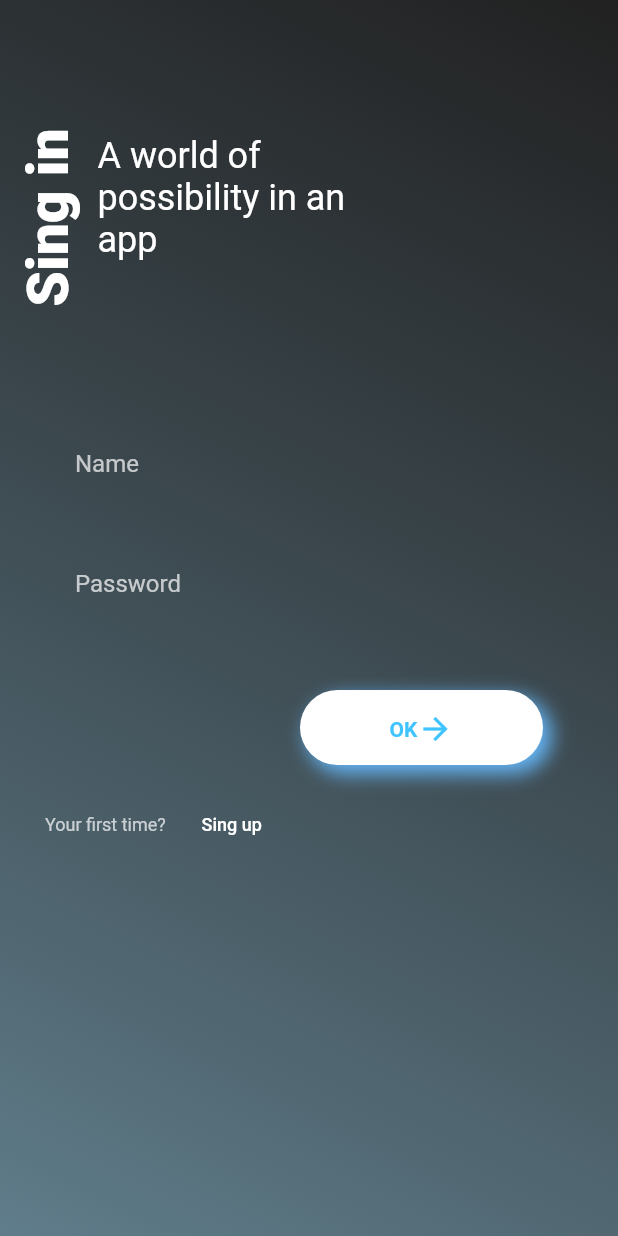
After one commit to sloboguerreron/FlutterPhotoboard, a Flutter app: the screen it shows after launch, after a tap on "Ingresar", on a phone screen of 412 x 824 dp. The commit adds this screen. Run offline on Flutter 3.47's test engine with Material 2 defaults, Android fonts, the phone set to English and light mode, and no system bars; our stand-ins replace avatar_glow, table_calendar; network calls fail.

Commit message:
Login Integration

```diff
--- /dev/null
+++ b/lib/delayed_animation.dart
@@ -0,0 +1,58 @@
+import 'dart:async';
+
+import 'package:flutter/cupertino.dart';
+
+class DelayedAnimation extends StatefulWidget{
+  final Widget child;
+  final int delay;
+
+  DelayedAnimation({@required this.child, this.delay});
+
+  @override
+  _DelayedAnimationState createState() => _DelayedAnimationState();
+}
+
+class _DelayedAnimationState extends State<DelayedAnimation> with TickerProviderStateMixin{
+
+    AnimationController _controller;
+    Animation<Offset> _animOffset;
+
+    @override
+  void initState() {
+    super.initState();
+
+    _controller =
+        AnimationController(vsync: this, duration: Duration(milliseconds: 800));
+    final curve =
+        CurvedAnimation(curve: Curves.decelerate, parent: _controller);
+    _animOffset =
+        Tween<Offset>(begin: const Offset(0.0, 0.35), end: Offset.zero)
+            .animate(curve);
+
+    if (widget.delay == null) {
+      _controller.forward();
+    } else {
+      Timer(Duration(milliseconds: widget.delay), () {
+        _controller.forward();
+      });
+    }
+  }
+
+  @override
+  void dispose() {
+    super.dispose();
+    _controller.dispose();
+  }
+
+  @override
+  Widget build(BuildContext context) {
+    return FadeTransition(
+      child: SlideTransition(
+        position: _animOffset,
+        child: widget.child,
+      ),
+      opacity: _controller,
+    );
+  }
+
+}
--- /dev/null
+++ b/lib/login.dart
@@ -0,0 +1,46 @@
+import 'package:flutter/material.dart';
+import 'package:ejemplo_construccion/widget/button.dart';
+import 'package:ejemplo_construccion/widget/first.dart';
+import 'package:ejemplo_construccion/widget/forgot.dart';
+import 'package:ejemplo_construccion/widget/inputEmail.dart';
+import 'package:ejemplo_construccion/widget/password.dart';
+import 'package:ejemplo_construccion/widget/textLogin.dart';
+import 'package:ejemplo_construccion/widget/verticalText.dart';
+
+
+class LoginPage extends StatefulWidget {
+  @override
+  _LoginPageState createState() => _LoginPageState();
+}
+
+class _LoginPageState extends State<LoginPage> {
+  @override
+  Widget build(BuildContext context) {
+    return Scaffold(
+      body: Container(
+        decoration: BoxDecoration(
+          gradient: LinearGradient(
+              begin: Alignment.topRight,
+              end: Alignment.bottomLeft,
+              colors: [Colors.black87, Colors.blueGrey]),
+        ),
+        child: ListView(
+          children: <Widget>[
+            Column(
+              children: <Widget>[
+                Row(children: <Widget>[
+                  VerticalText(),
+                  TextLogin(),
+                ]),
+                InputEmail(),
+                PasswordInput(),
+                ButtonLogin(),
+                FirstTime(),
+              ],
+            ),
+          ],
+        ),
+      ),
+    );
+  }
+}
--- a/lib/main.dart
+++ b/lib/main.dart
@@ -1,98 +1,222 @@
-import 'package:ejemplo_construccion/pages/calls.dart';
-import 'package:ejemplo_construccion/pages/chats.dart';
+import 'package:avatar_glow/avatar_glow.dart';
 import 'package:flutter/material.dart';
+import 'package:flutter/services.dart';
+import 'package:ejemplo_construccion/delayed_animation.dart';
+import 'package:ejemplo_construccion/login.dart';
+
+
+void main() {
+  WidgetsFlutterBinding.ensureInitialized();
+  SystemChrome.setEnabledSystemUIOverlays([]);
+  runApp(MaterialApp(
+    title: "PhotoBoard",
+    home: MyApp()
+  ));
+}
+
+class MyApp extends StatefulWidget {
+  @override
+  _MyAppState createState() => _MyAppState();
+}
 
 
 
-void main() => runApp(MyApp());
-
-class MyApp extends StatelessWidget {
-  // This widget is the root of your application.
-  @override
-  Widget build(BuildContext context) {
-    return MaterialApp(
-      title: 'Flutter Demo',
-      theme: ThemeData(
-          primarySwatch: Colors.blue,
-          primaryColor: Colors.cyan[900],
-          primaryColorDark: Colors.cyan[900],
-          accentColor: Colors.cyan[900]),
-      home: MyHomePage(title: 'PhotoBoard'),
-    );
-  }
-}
-
-class MyHomePage extends StatefulWidget {
-  MyHomePage({Key key, this.title}) : super(key: key);
-  final String title;
-
-  @override
-  _MyHomePageState createState() => _MyHomePageState();
-}
-
-class _MyHomePageState extends State<MyHomePage>
-    with SingleTickerProviderStateMixin {
-  int _counter = 0;
-  int _currentPage = 0;
-
-  TabController _tabController;
+class _MyAppState extends State<MyApp> with SingleTickerProviderStateMixin {
+  final int delayedAmount = 500;
+  double _scale;
+  AnimationController _controller;
   @override
   void initState() {
+    _controller = AnimationController(
+      vsync: this,
+      duration: Duration(
+        milliseconds: 200,
+      ),
+      lowerBound: 0.0,
+      upperBound: 0.1,
+    )..addListener(() {
+        setState(() {});
+      });
     super.initState();
-    _tabController = TabController(vsync: this, length: 2,initialIndex: 0);
-  }
-
-
-  void _changePage(int index) {
-    setState(() {
-      _currentPage = index;
-    });
-  }
-
-  void _incrementCounter() {
-    setState(() {
-      _counter++;
-    });
   }
 
   @override
   Widget build(BuildContext context) {
-    return Scaffold(
-      appBar: AppBar(
-        title: Text(widget.title),
-        elevation: 0.5,
-        bottom: TabBar(
-          indicatorColor: Colors.white,
-          controller: _tabController,
-          tabs: <Widget>[
-          Tab(text: 'Calendario'),
-          Tab(text: 'Materias',)
-        ],),
-      ),
-      /*
-      bottomNavigationBar: BottomNavigationBar(
-        onTap: _changePage,
-        currentIndex: _currentPage,
-        items: <BottomNavigationBarItem>[
-          BottomNavigationBarItem(
-              icon: Icon(Icons.fast_rewind), title: Text('Retroceder')),
-          BottomNavigationBarItem(
-              icon: Icon(Icons.extension), title: Text('Funcionalidades')),
-          BottomNavigationBarItem(
-              icon: Icon(Icons.face), title: Text('Usuarios')),
-        ],
-      ),*/
-      body: TabBarView(
-        controller: _tabController,
-        children: <Widget>[CallPage(), ChatPage()],
-      ),
-      floatingActionButtonLocation: FloatingActionButtonLocation.centerFloat,
-      floatingActionButton: FloatingActionButton(
-        onPressed: _incrementCounter,
-        tooltip: 'Increment',
-        child: Icon(Icons.camera, color: Colors.white),
-
-      ), // This trailing comma makes auto-formatting nicer for build methods.
+    final color = Colors.white;
+    _scale = 1 - _controller.value;
+    return MaterialApp(
+      debugShowCheckedModeBanner: false,
+      home: Scaffold(
+          body: Container(
+            decoration: BoxDecoration(
+              gradient: LinearGradient(
+              begin: Alignment.topRight,
+              end: Alignment.bottomLeft,
+              colors: [Colors.black87, Colors.blueGrey]),
+            ),
+            child: ListView(
+              children: <Widget>[
+                Center(
+                child:Column(
+                children: <Widget>[
+                 AvatarGlow(
+                  endRadius: 90,
+                  duration: Duration(seconds: 2),
+                  glowColor: Colors.white24,
+                  repeat: true,
+                  repeatPauseDuration: Duration(seconds: 2),
+                  startDelay: Duration(seconds: 1),
+                  child: Material(
+                      elevation: 8.0,
+                      shape: CircleBorder(),
+                      child: CircleAvatar(
+                        backgroundColor: Colors.grey[100],
+                        child: FlutterLogo(
+                          size: 50.0,
+                        ),
+                        radius: 50.0,
+                      )),
+                ),
+                DelayedAnimation(
+                  child: Text(
+                    "Bienvenido a",
+                    style: TextStyle(
+                        fontWeight: FontWeight.bold,
+                        fontSize: 35.0,
+                        color: color),
+                  ),
+                  delay: delayedAmount + 1000,
+                ),
+                DelayedAnimation(
+                  child: Text(
+                    "PhotoBoard",
+                    style: TextStyle(
+                        fontWeight: FontWeight.bold,
+                        fontSize: 35.0,
+                        color: color),
+                  ),
+                  delay: delayedAmount + 2000,
+                ),
+                SizedBox(
+                  height: 30.0,
+                ),
+                SizedBox(
+                  height: 100.0,
+                ),
+                DelayedAnimation(
+                child: GestureDetector(
+                  onTapDown: _onTapDown,
+                  onTapUp: _onTapUp,
+                  child: Transform.scale(
+                    scale: _scale,
+                    child: _loginButtonUI,
+                  ),
+                ),
+                delay: delayedAmount + 4000,
+              ),
+              SizedBox(height: 50.0,),
+                DelayedAnimation(
+                child: GestureDetector(
+                  onTapDown: _onTapDown,
+                  onTapUp: _onTapUp,
+                  child: Transform.scale(
+                    scale: _scale,
+                    child: _registerButtonUI,
+                  ),
+                ),
+                delay: delayedAmount + 4000,
+              ),
+                ]
+                ),
+                )
+              ],
+            ),
+          )
+          ),
     );
   }
+
+  Widget get _loginButtonUI => Container(
+        height: 60,
+        width: 270,
+        decoration: BoxDecoration(
+          boxShadow: [
+            BoxShadow(
+              color: Colors.blue[300],
+              blurRadius: 10.0, // has the effect of softening the shadow
+              spreadRadius: 1.0, // has the effect of extending the shadow
+              offset: Offset(
+                5.0, // horizontal, move right 10
+                5.0, // vertical, move down 10
+              ),
+            ),
+          ],
+          color: Colors.white,
+          borderRadius: BorderRadius.circular(30),
+        ),
+        child: RaisedButton(
+          onPressed: () {
+            Navigator.of(context).push(
+              MaterialPageRoute<void>(
+                builder: (BuildContext context) => LoginPage()
+              )
+            );
+          },
+          shape: new RoundedRectangleBorder(borderRadius: new BorderRadius.circular(30.0)),
+          child: const Text(
+            'Ingresar',
+            style: TextStyle(
+                  color: Colors.lightBlueAccent,
+                  fontSize: 14,
+                  fontWeight: FontWeight.w700,
+                ),
+          ),
+        ),
+      );
+
+    Widget get _registerButtonUI => Container(
+        height: 60,
+        width: 270,
+         decoration: BoxDecoration(
+          boxShadow: [
+            BoxShadow(
+              color: Colors.blue[300],
+              blurRadius: 10.0, // has the effect of softening the shadow
+              spreadRadius: 1.0, // has the effect of extending the shadow
+              offset: Offset(
+                5.0, // horizontal, move right 10
+                5.0, // vertical, move down 10
+              ),
+            ),
+          ],
+          color: Colors.white,
+          borderRadius: BorderRadius.circular(30),
+        ),
+        child: RaisedButton(
+          onPressed: () {
+            Navigator.of(context).push(
+              MaterialPageRoute<void>(
+                builder: (BuildContext context) => LoginPage()
+              )
+            );
+          },
+          shape: new RoundedRectangleBorder(borderRadius: new BorderRadius.circular(30.0)),
+          child: const Text(
+            'Registrarse',
+            style: TextStyle(
+                  color: Colors.lightBlueAccent,
+                  fontSize: 14,
+                  fontWeight: FontWeight.w700,
+                ),
+          ),
+        ),
+      );
+
+  void _onTapDown(TapDownDetails details) {
+    _controller.forward();
+  }
+
+  void _onTapUp(TapUpDetails details) {
+    _controller.reverse();
+  }
 }
--- /dev/null
+++ b/lib/principal.dart
@@ -0,0 +1,85 @@
+import 'package:ejemplo_construccion/pages/calls.dart';
+import 'package:ejemplo_construccion/pages/chats.dart';
+import 'package:flutter/material.dart';
+
+
+
+
+
+class PrincipalPage extends StatelessWidget {
+  // This widget is the root of your application.
+  @override
+  Widget build(BuildContext context) {
+    return MaterialApp(
+      title: 'Flutter Demo',
+      theme: ThemeData(
+          primarySwatch: Colors.blue,
+          primaryColor: Colors.cyan[900],
+          primaryColorDark: Colors.cyan[900],
+          accentColor: Colors.cyan[900]),
+      home: MyHomePage(title: 'PhotoBoard'),
+    );
+  }
+}
+
+class MyHomePage extends StatefulWidget {
+  MyHomePage({Key key, this.title}) : super(key: key);
+  final String title;
+
+  @override
+  _MyHomePageState createState() => _MyHomePageState();
+}
+
+class _MyHomePageState extends State<MyHomePage>
+    with SingleTickerProviderStateMixin {
+  int _counter = 0;
+  int _currentPage = 0;
+
+  TabController _tabController;
+  @override
+  void initState() {
+    super.initState();
+    _tabController = TabController(vsync: this, length: 2,initialIndex: 0);
+  }
+
+
+  void _changePage(int index) {
+    setState(() {
+      _currentPage = index;
+    });
+  }
+
+  void _incrementCounter() {
+    setState(() {
+      _counter++;
+    });
+  }
+
+  @override
+  Widget build(BuildContext context) {
+    return Scaffold(
+      appBar: AppBar(
+        title: Text(widget.title),
+        elevation: 0.5,
+        bottom: TabBar(
+          indicatorColor: Colors.white,
+          controller: _tabController,
+          tabs: <Widget>[
+          Tab(text: 'Calendario'),
+          Tab(text: 'Materias',)
+        ],),
+      ),
+      body: TabBarView(
+        controller: _tabController,
+        children: <Widget>[CallPage(), ChatPage()],
+      ),
+      floatingActionButtonLocation: FloatingActionButtonLocation.centerFloat,
+      floatingActionButton: FloatingActionButton(
+        onPressed: _incrementCounter,
+        tooltip: 'Increment',
+        child: Icon(Icons.camera, color: Colors.white),
+
+      ),
+    );
+  }
+}
--- /dev/null
+++ b/lib/widget/button.dart
@@ -0,0 +1,62 @@
+import 'package:flutter/material.dart';
+import 'package:ejemplo_construccion/principal.dart';
+
+class ButtonLogin extends StatefulWidget {
+  @override
+  _ButtonLoginState createState() => _ButtonLoginState();
+}
+
+class _ButtonLoginState extends State<ButtonLogin> {
+  @override
+  Widget build(BuildContext context) {
+    return Padding(
+      padding: const EdgeInsets.only(top: 40, right: 50, left: 200),
+      child: Container(
+        alignment: Alignment.bottomRight,
+        height: 50,
+        width: MediaQuery.of(context).size.width,
+        decoration: BoxDecoration(
+          boxShadow: [
+            BoxShadow(
+              color: Colors.blue[300],
+              blurRadius: 10.0, // has the effect of softening the shadow
+              spreadRadius: 1.0, // has the effect of extending the shadow
+              offset: Offset(
+                5.0, // horizontal, move right 10
+                5.0, // vertical, move down 10
+              ),
+            ),
+          ],
+          color: Colors.white,
+          borderRadius: BorderRadius.circular(30),
+        ),
+        child: FlatButton(
+          onPressed: () {
+            Navigator.of(context).push(
+              MaterialPageRoute<void>(
+                builder: (BuildContext context) => PrincipalPage()
+              )
+            );
+          },
+          child: Row(
+            mainAxisAlignment: MainAxisAlignment.center,
+            children: <Widget>[
+              Text(
+                'OK',
+                style: TextStyle(
+                  color: Colors.lightBlueAccent,
+                  fontSize: 14,
+                  fontWeight: FontWeight.w700,
+                ),
+              ),
+              Icon(
+                Icons.arrow_forward,
+                color: Colors.lightBlueAccent,
+              ),
+            ],
+          ),
+        ),
+      ),
+    );
+  }
+}
--- /dev/null
+++ b/lib/widget/first.dart
@@ -0,0 +1,47 @@
+import 'package:flutter/material.dart';
+//import 'package:login_minimalist/pages/newuser.page.dart';
+
+class FirstTime extends StatefulWidget {
+  @override
+  _FirstTimeState createState() => _FirstTimeState();
+}
+
+class _FirstTimeState extends State<FirstTime> {
+  @override
+  Widget build(BuildContext context) {
+    return Padding(
+      padding: const EdgeInsets.only(top: 30, left: 30),
+      child: Container(
+        alignment: Alignment.topRight,
+        //color: Colors.red,
+        height: 20,
+        child: Row(
+          children: <Widget>[
+            Text(
+              'Your first time?',
+              style: TextStyle(
+                fontSize: 12,
+                color: Colors.white70,
+              ),
+            ),
+            FlatButton(
+              padding: EdgeInsets.all(0),
+              onPressed: () {
+                /*Navigator.push(context,
+                    MaterialPageRoute(builder: (context) => NewUser()));*/
+              },
+              child: Text(
+                'Sing up',
+                style: TextStyle(
+                  fontSize: 12,
+                  color: Colors.white,
+                ),
+                textAlign: TextAlign.right,
+              ),
+            ),
+          ],
+        ),
+      ),
+    );
+  }
+}
--- /dev/null
+++ b/lib/widget/forgot.dart
@@ -0,0 +1,29 @@
+import 'package:flutter/material.dart';
+
+class Forgot extends StatefulWidget {
+  @override
+  _ForgotState createState() => _ForgotState();
+}
+
+class _ForgotState extends State<Forgot> {
+  @override
+  Widget build(BuildContext context) {
+    return Padding(
+      padding: const EdgeInsets.only(top: 30, left: 50, right: 50),
+      child: Container(
+        alignment: Alignment.topRight,
+        height: 20,
+        child: FlatButton(
+          onPressed: (){},
+          child: Text(
+            'Forgot Password?',
+            style: TextStyle(
+              color: Colors.white,
+            ),
+            textAlign: TextAlign.right,
+          ),
+        ),
+      ),
+    );
+  }
+}
--- /dev/null
+++ b/lib/widget/inputEmail.dart
@@ -0,0 +1,32 @@
+import 'package:flutter/material.dart';
+
+class InputEmail extends StatefulWidget {
+  @override
+  _InputEmailState createState() => _InputEmailState();
+}
+
+class _InputEmailState extends State<InputEmail> {
+  @override
+  Widget build(BuildContext context) {
+    return Padding(
+      padding: const EdgeInsets.only(top: 50, left: 50, right: 50),
+      child: Container(
+        height: 60,
+        width: MediaQuery.of(context).size.width,
+        child: TextField(
+          style: TextStyle(
+            color: Colors.white,
+          ),
+          decoration: InputDecoration(
+            border: InputBorder.none,
+            fillColor: Colors.lightBlueAccent,
+            labelText: 'Name',
+            labelStyle: TextStyle(
+              color: Colors.white70,
+            ),
+          ),
+        ),
+      ),
+    );
+  }
+}
--- /dev/null
+++ b/lib/widget/password.dart
@@ -0,0 +1,32 @@
+import 'package:flutter/material.dart';
+
+class PasswordInput extends StatefulWidget {
+  @override
+  _PasswordInputState createState() => _PasswordInputState();
+}
+
+class _PasswordInputState extends State<PasswordInput> {
+  @override
+  Widget build(BuildContext context) {
+    return Padding(
+      padding: const EdgeInsets.only(top: 20, left: 50, right: 50),
+      child: Container(
+        height: 60,
+        width: MediaQuery.of(context).size.width,
+        child: TextField(
+          style: TextStyle(
+            color: Colors.white,
+          ),
+          obscureText: true,
+          decoration: InputDecoration(
+            border: InputBorder.none,
+            labelText: 'Password',
+            labelStyle: TextStyle(
+              color: Colors.white70,
+            ),
+          ),
+        ),
+      ),
+    );
+  }
+}
--- /dev/null
+++ b/lib/widget/textLogin.dart
@@ -0,0 +1,36 @@
+import 'package:flutter/material.dart';
+
+class TextLogin extends StatefulWidget {
+  @override
+  _TextLoginState createState() => _TextLoginState();
+}
+
+class _TextLoginState extends State<TextLogin> {
+  @override
+  Widget build(BuildContext context) {
+    return Padding(
+      padding: const EdgeInsets.only(top: 30.0, left: 10.0),
+      child: Container(
+        //color: Colors.green,
+        height: 200,
+        width: 200,
+        child: Column(
+          children: <Widget>[
+            Container(
+              height: 60,
+            ),
+            Center(
+              child: Text(
+                'A world of possibility in an app',
+                style: TextStyle(
+                  fontSize: 24,
+                  color: Colors.white,
+                ),
+              ),
+            ),
+          ],
+        ),
+      ),
+    );
+  }
+}
--- /dev/null
+++ b/lib/widget/verticalText.dart
@@ -0,0 +1,25 @@
+import 'package:flutter/material.dart';
+
+class VerticalText extends StatefulWidget {
+  @override
+  _VerticalTextState createState() => _VerticalTextState();
+}
+
+class _VerticalTextState extends State<VerticalText> {
+  @override
+  Widget build(BuildContext context) {
+    return Padding(
+      padding: const EdgeInsets.only(top: 60, left: 10),
+      child: RotatedBox(
+          quarterTurns: -1,
+          child: Text(
+            'Sing in',
+            style: TextStyle(
+              color: Colors.white,
+              fontSize: 38,
+              fontWeight: FontWeight.w900,
+            ),
+          )),
+    );
+  }
+}
--- a/pubspec.yaml
+++ b/pubspec.yaml
@@ -24,6 +24,7 @@ dependencies:
   # The following adds the Cupertino Icons font to your application.
   # Use with the CupertinoIcons class for iOS style icons.
   cupertino_icons: ^0.1.2
+  avatar_glow:
   table_calendar: ^2.2.3
 
 dev_dependencies:
```
